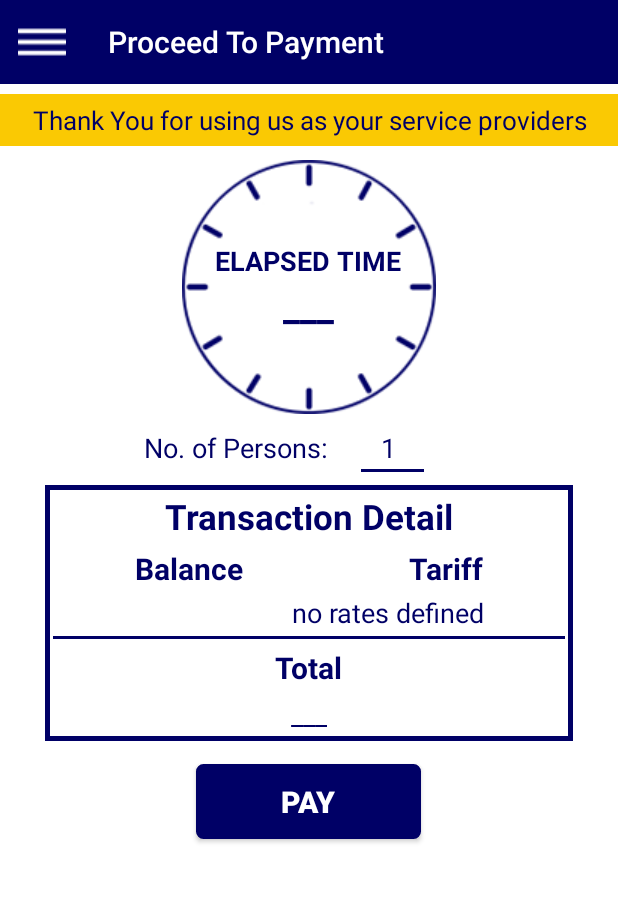
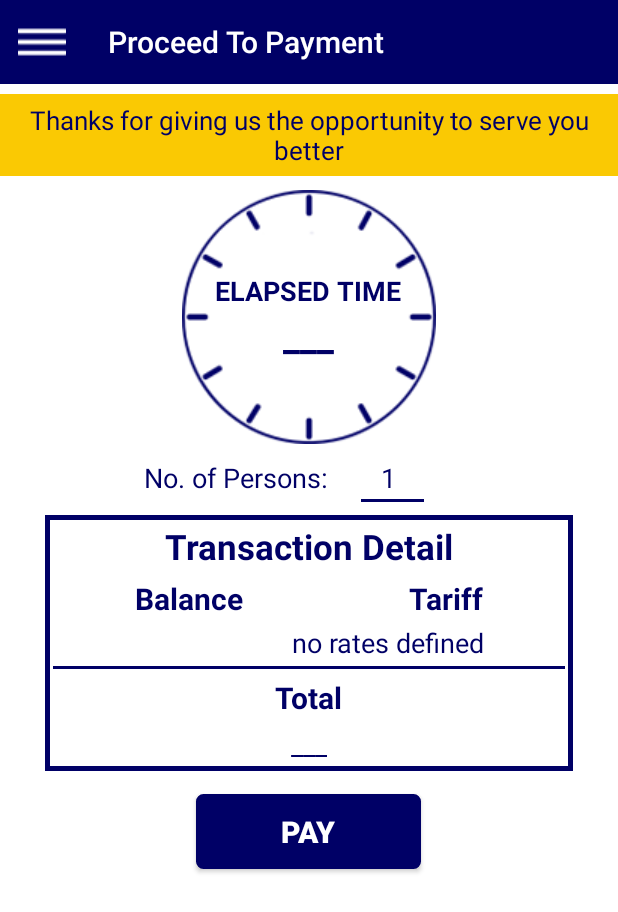
Before and after one commit to CybusHamza/Ticket_Validator, an Android app: the Route_Detailed screen opened directly, with no data from a screen before it, on a phone screen of 412 x 824 dp. Shown: the top 912 px of the screen. Run offline under Robolectric (Android 15) with nearby library versions, the phone set to English and light mode, and no system bars; our stand-ins replace Picasso; libraries missing offline, so code that uses them is left out: com.mikepenz.materialdrawer; pictures from the network do not load; 2 statements that could not run were skipped.

Commit message:
rizwan > changes

```diff
--- a/app/src/main/res/layout-sw600dp/activity_route_detailed.xml
+++ b/app/src/main/res/layout-sw600dp/activity_route_detailed.xml
@@ -22,7 +22,7 @@
         android:layout_width="match_parent"
         android:layout_height="wrap_content"
         android:textSize="17sp"
-        android:text="Thank You for using us as your service providers"
+        android:text="Thanks for giving us the opportunity to serve you better"
         android:background="#fac903"
         android:id="@+id/textView2"
         android:layout_below="@+id/app_bar"
--- a/app/src/main/res/layout/activity_route_detailed.xml
+++ b/app/src/main/res/layout/activity_route_detailed.xml
@@ -22,7 +22,7 @@
         android:layout_width="match_parent"
         android:layout_height="wrap_content"
         android:textSize="17sp"
-        android:text="Thank You for using us as your service providers"
+        android:text="Thanks for giving us the opportunity to serve you better"
         android:background="#fac903"
         android:id="@+id/textView2"
         android:layout_below="@+id/app_bar"
```
